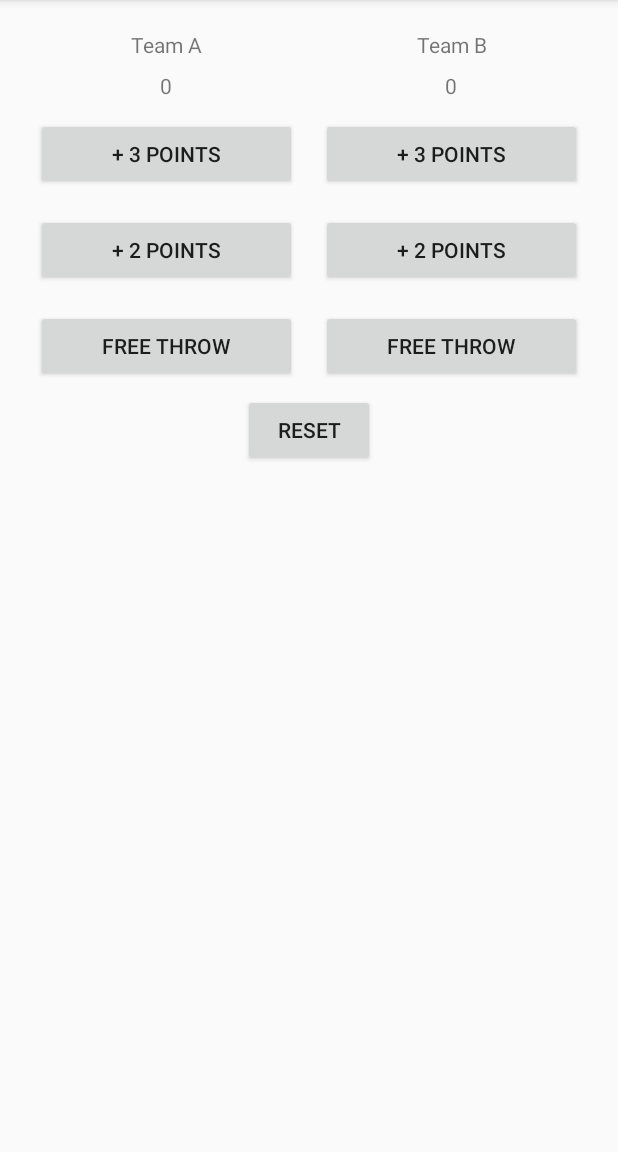
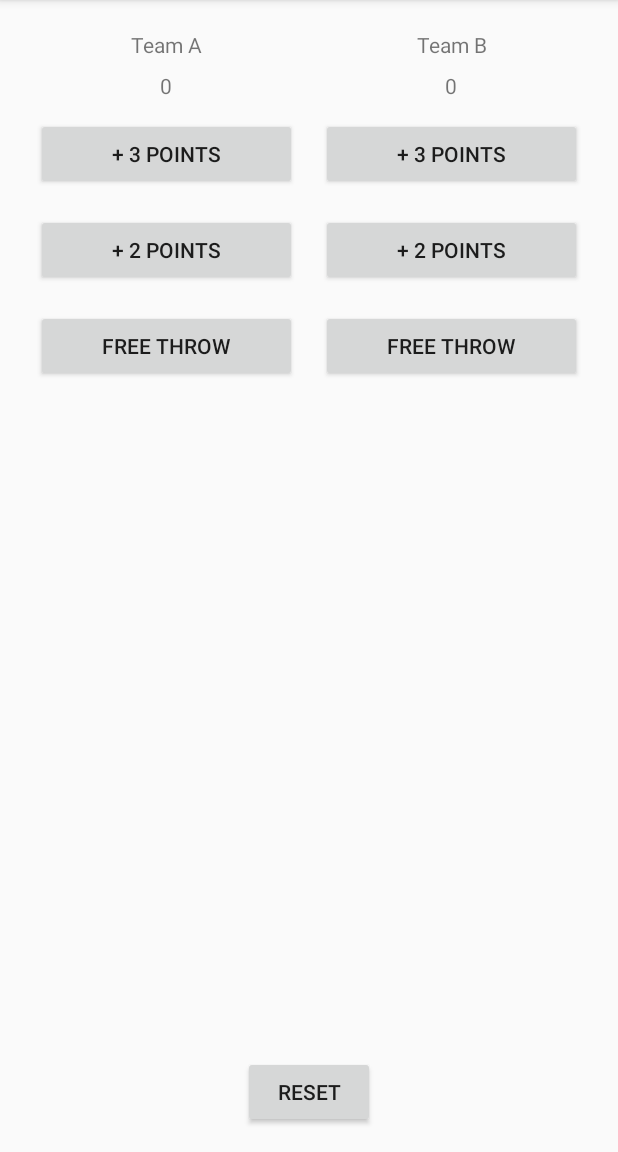
Before and after one commit to tomdwipo/Court_Counter, an Android app: the screen it shows after launch (MainActivity), on a phone screen of 412 x 824 dp, the part 84-1236 px from its top. Run offline under Robolectric (Android 15) with nearby library versions, the phone set to English and light mode, and no system bars.

Commit message:
Linear layout height add layout weight to 1

```diff
--- a/app/src/main/res/layout/activity_main.xml
+++ b/app/src/main/res/layout/activity_main.xml
@@ -11,7 +11,8 @@
     <LinearLayout
         android:layout_width="match_parent"
         android:layout_height="wrap_content"
-        android:orientation="horizontal">
+        android:orientation="horizontal"
+        android:layout_weight="1">
 <LinearLayout
     android:layout_width="match_parent"
     android:layout_height="wrap_content"
```
